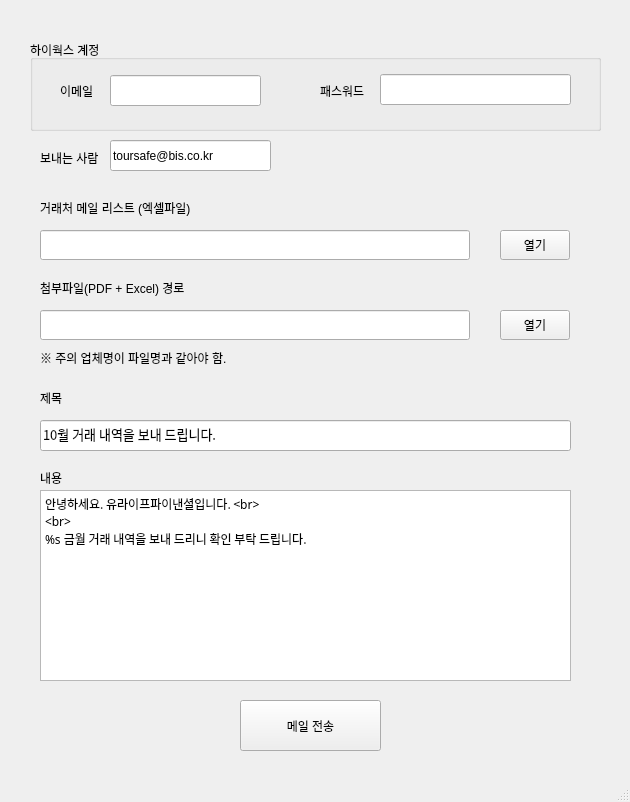
Qt form main.ui (bis-dykis/send_main_v2) before a commit.
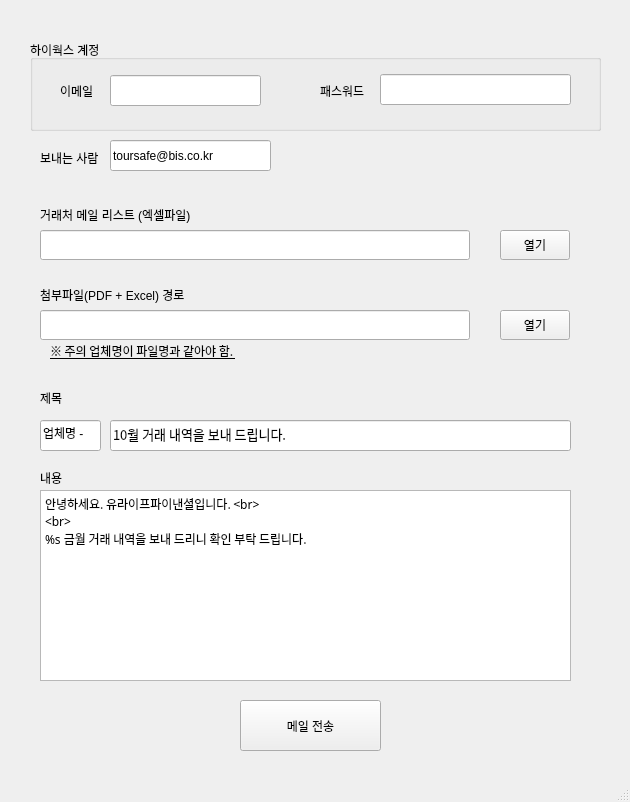
The same form after that commit.

Commit message: 메일 제목 업체추 추가 UI 수정

```diff
--- a/main.ui
+++ b/main.ui
@@ -83,7 +83,7 @@
     <property name="geometry">
      <rect>
       <x>40</x>
-      <y>200</y>
+      <y>207</y>
       <width>171</width>
       <height>16</height>
      </rect>
@@ -119,7 +119,7 @@
     <property name="geometry">
      <rect>
       <x>40</x>
-      <y>280</y>
+      <y>287</y>
       <width>161</width>
       <height>16</height>
      </rect>
@@ -183,9 +183,9 @@
    <widget class="QLineEdit" name="subject_edit">
     <property name="geometry">
      <rect>
-      <x>40</x>
+      <x>110</x>
       <y>420</y>
-      <width>531</width>
+      <width>461</width>
       <height>31</height>
      </rect>
     </property>
@@ -246,12 +246,18 @@
    <widget class="QLabel" name="label_7">
     <property name="geometry">
      <rect>
-      <x>40</x>
-      <y>350</y>
+      <x>50</x>
+      <y>343</y>
       <width>291</width>
       <height>16</height>
      </rect>
     </property>
+    <property name="font">
+     <font>
+      <family>나눔고딕</family>
+      <underline>true</underline>
+     </font>
+    </property>
     <property name="text">
      <string>※ 주의 업체명이 파일명과 같아야 함. </string>
     </property>
@@ -282,6 +288,25 @@
      <string>toursafe@bis.co.kr</string>
     </property>
    </widget>
+   <widget class="QLineEdit" name="lineEdit">
+    <property name="geometry">
+     <rect>
+      <x>40</x>
+      <y>420</y>
+      <width>61</width>
+      <height>31</height>
+     </rect>
+    </property>
+    <property name="autoFillBackground">
+     <bool>false</bool>
+    </property>
+    <property name="text">
+     <string>업체명 - </string>
+    </property>
+    <property name="readOnly">
+     <bool>true</bool>
+    </property>
+   </widget>
   </widget>
   <widget class="QMenuBar" name="menubar">
    <property name="geometry">
```
The commit also changes 1 other file.
